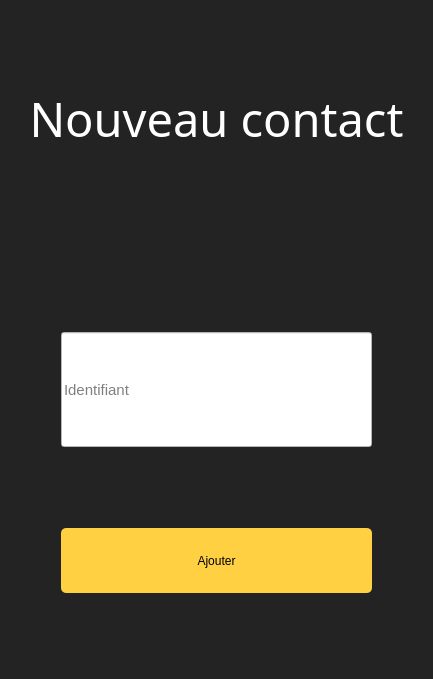
This is KeepItSecret/newcontactwindow.ui in dbuhon/KeepItSecret as Qt 5 draws it before an edit. The edited form follows.
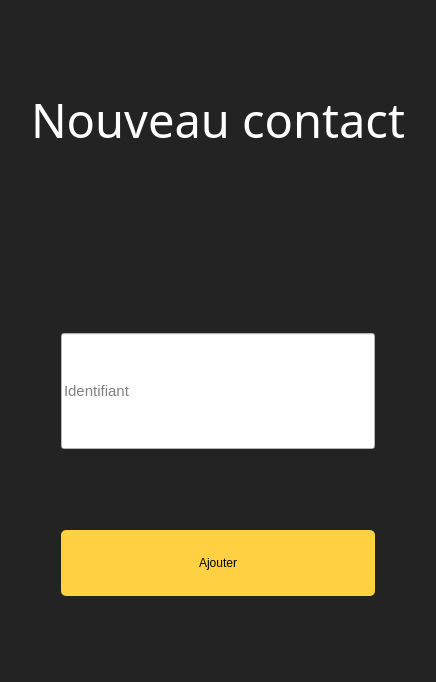
This is the edited form.

```diff
--- a/KeepItSecret/newcontactwindow.ui
+++ b/KeepItSecret/newcontactwindow.ui
@@ -6,8 +6,8 @@
    <rect>
     <x>0</x>
     <y>0</y>
-    <width>433</width>
-    <height>679</height>
+    <width>436</width>
+    <height>682</height>
    </rect>
   </property>
   <property name="windowTitle">
```
